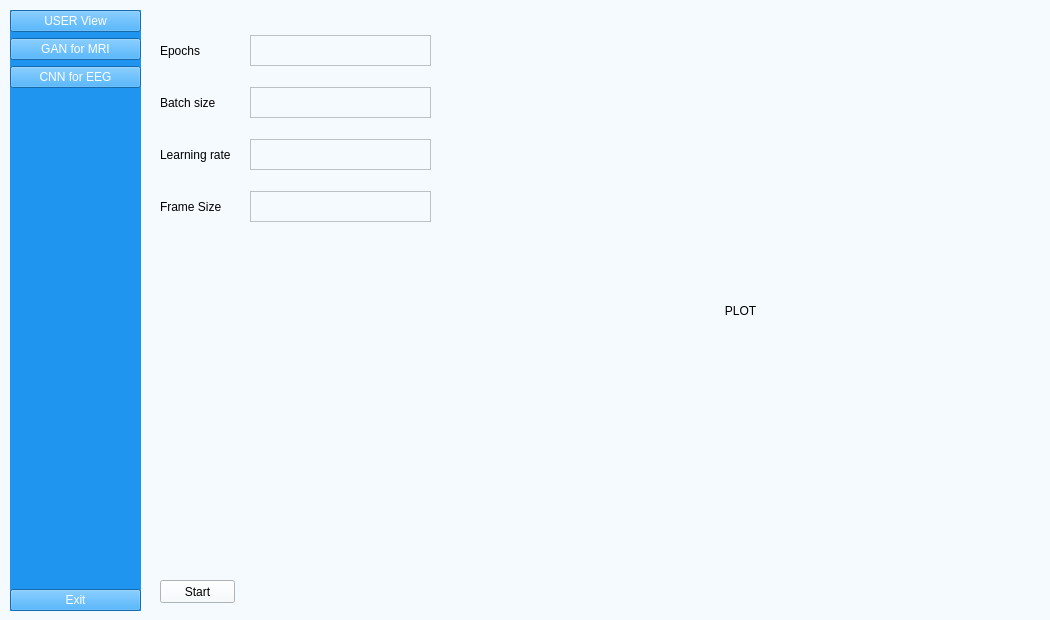
Old version of the form UI/aUI_projekt_MRI.ui in the repository matimusial/ADHDPredictorApp.
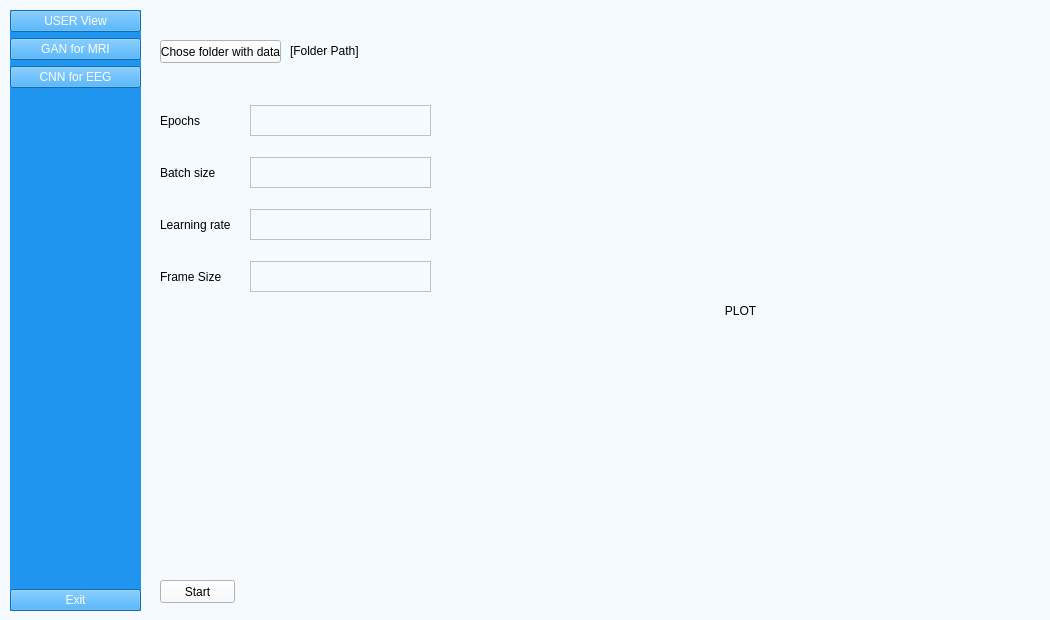
New version of the form.

```diff
--- a/UI/aUI_projekt_MRI.ui
+++ b/UI/aUI_projekt_MRI.ui
@@ -156,7 +156,7 @@
      <property name="geometry">
       <rect>
        <x>10</x>
-       <y>10</y>
+       <y>80</y>
        <width>271</width>
        <height>221</height>
       </rect>
@@ -272,6 +272,32 @@
       </item>
      </layout>
     </widget>
+    <widget class="QPushButton" name="folder_explore">
+     <property name="geometry">
+      <rect>
+       <x>10</x>
+       <y>30</y>
+       <width>121</width>
+       <height>23</height>
+      </rect>
+     </property>
+     <property name="text">
+      <string>Chose folder with data</string>
+     </property>
+    </widget>
+    <widget class="QLabel" name="path_label">
+     <property name="geometry">
+      <rect>
+       <x>140</x>
+       <y>30</y>
+       <width>141</width>
+       <height>21</height>
+      </rect>
+     </property>
+     <property name="text">
+      <string>[Folder Path]</string>
+     </property>
+    </widget>
    </widget>
   </widget>
  </widget>
```
